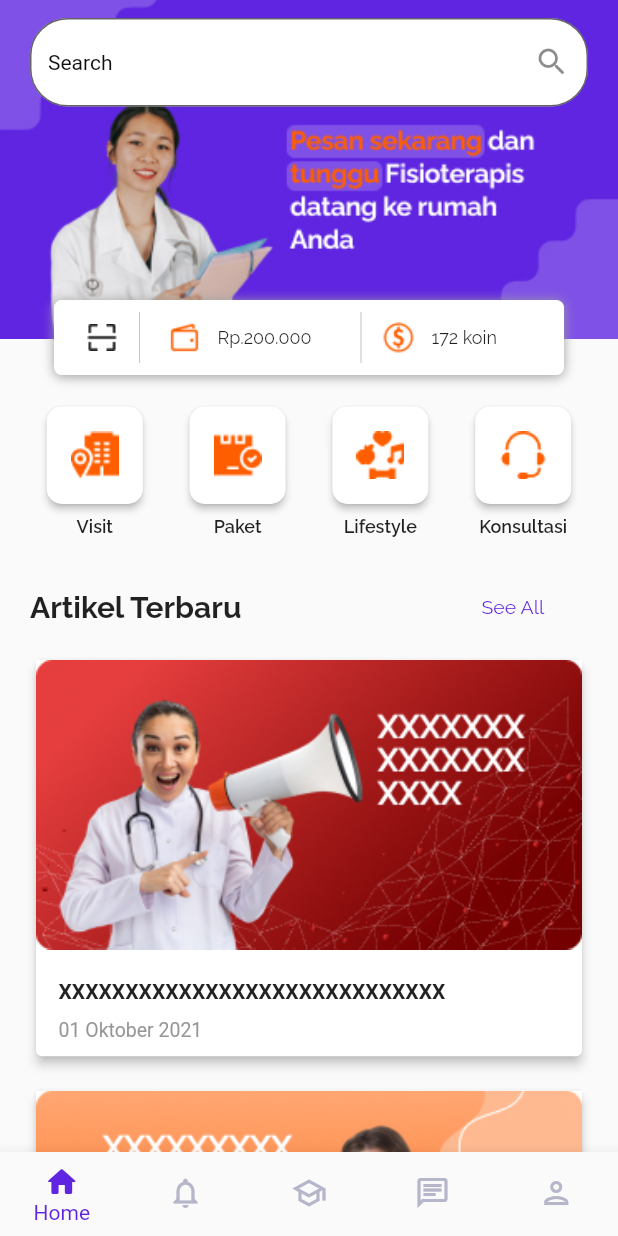
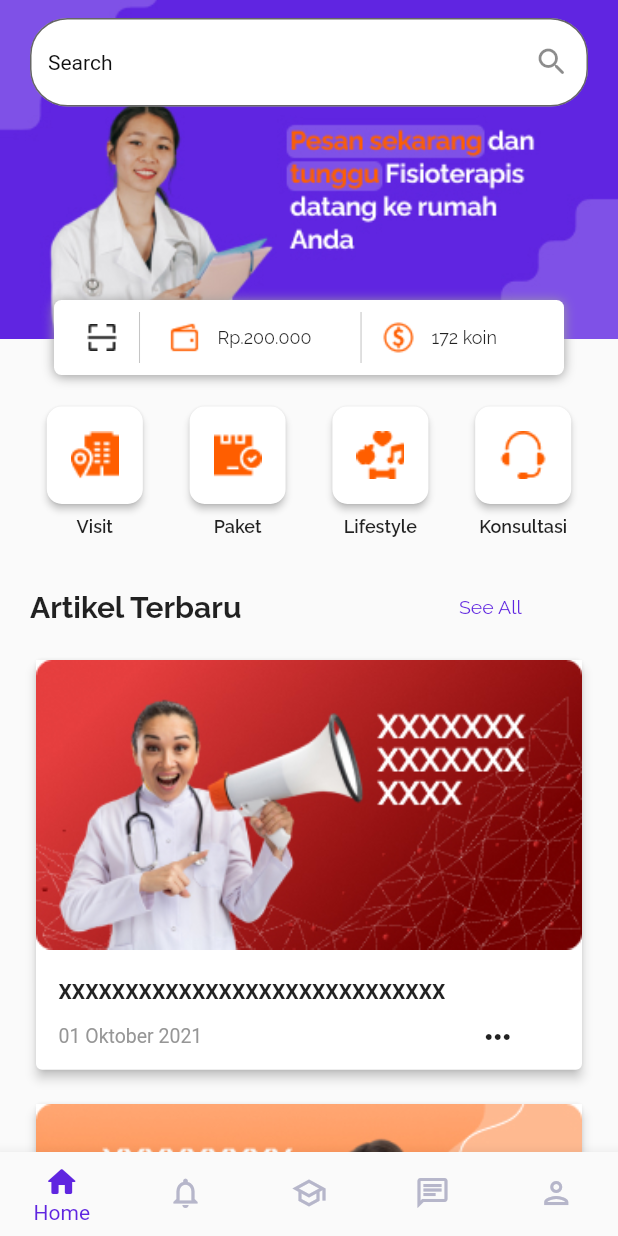
Before and after one commit to JoshInkiriwang/fisiohome, a Flutter app: the screen it shows after launch, after a tap on "Lewati", on a phone screen of 412 x 824 dp. Run offline on Flutter 3.47's test engine with Material 2 defaults, Android fonts, the phone set to English and light mode, and no system bars; our stand-ins replace cloud_firestore, email_validator, firebase_auth, firebase_core, introduction_screen, readmore; missing offline and left inert: qr_code_scanner; accounts and stored records are empty; network calls fail.

```diff
--- a/lib/BottomNavBarWidgets/ArticlePage/HalamanArticle.dart
+++ b/lib/BottomNavBarWidgets/ArticlePage/HalamanArticle.dart
@@ -78,14 +78,6 @@ class Article1 extends StatelessWidget {
               ),
             ),
             SizedBox(height: 20.0),
-            // Align(
-            //   alignment: Alignment(0.96, 0),
-            //   child: PopupMenuButton<int> (
-            //     itemBuilder: (context) => [
-            //       PopupMenuItem(child: Text('Share'), value: 1,)
-            //     ],
-            //   ),
-            // ),
             Container(
               padding: EdgeInsets.only(left: 15.0, right: 15.0, bottom: 10.0),
               alignment: AlignmentDirectional.centerStart,
@@ -93,12 +85,21 @@ class Article1 extends StatelessWidget {
                   style: TextStyle(fontSize: 14, fontWeight: FontWeight.w700)),
             ),
             Container(
-              padding: EdgeInsets.only(left: 15.0, right: 15.0, bottom: 10.0),
+              margin: EdgeInsets.only(left: 15.0, right: 15.0, bottom: 10.0),
               alignment: AlignmentDirectional.centerStart,
-              child: Text(
-                '01 Oktober 2021',
-                style: TextStyle(
-                    fontSize: 13, color: Color.fromRGBO(150, 150, 150, 100)),
+              child: Row(
+                children: [
+                  Text(
+                    '01 Oktober 2021',
+                    style: TextStyle(
+                        fontSize: 13,
+                        color: Color.fromRGBO(150, 150, 150, 100)),
+                  ),
+                  Padding(
+                    child: Icon(Icons.keyboard_control_rounded),
+                    padding: EdgeInsets.only(left: 185.0),
+                  ),
+                ],
               ),
             ),
           ],
--- a/lib/BottomNavBarWidgets/HomePage/Components/ArticleSection.dart
+++ b/lib/BottomNavBarWidgets/HomePage/Components/ArticleSection.dart
@@ -10,7 +10,8 @@ class ArticleSection extends StatelessWidget {
         children: [
           Row(
             children: [
-                Text('Artikel Terbaru',
+              Text(
+                'Artikel Terbaru',
                 style: TextStyle(
                   fontSize: 20,
                   fontWeight: FontWeight.w700,
@@ -18,17 +19,18 @@ class ArticleSection extends StatelessWidget {
                 ),
               ),
               Padding(
-                  padding: EdgeInsets.only(left: 160),
+                padding: EdgeInsets.only(left: 145),
                 child: InkWell(
-                    onTap: () => Navigator.push(context, MaterialPageRoute(
+                  onTap: () => Navigator.push(
+                      context,
+                      MaterialPageRoute(
                           builder: (context) => HalamanArticle())),
-
-                    child: Text('See All',
+                  child: Text(
+                    'See All',
                     style: TextStyle(
                         fontSize: 13,
                         fontFamily: 'Raleway',
-                        color: Color.fromRGBO(95, 37, 224, 100)
-                      ),
+                        color: Color.fromRGBO(95, 37, 224, 100)),
                   ),
                 ),
               ),
--- a/lib/main.dart
+++ b/lib/main.dart
@@ -53,6 +53,7 @@ class MyApp extends StatelessWidget {
         '/personalfisioterapi': (context) => PersonalFisioterapisPage(),
         '/paketPage': (context) => HalamanPaket(),
         '/riwayatPage': (context) => HalamanRiwayat(),
-        });
+      },
+    );
   }
 }
```
Also changed, not shown: lib/BottomNavBar.dart (+0 -7 lines), lib/BottomNavBarWidgets/ProfilePage/HalamanProfile.dart (+9 -0 lines). Lines whose indentation alone changed are shown as unchanged.
